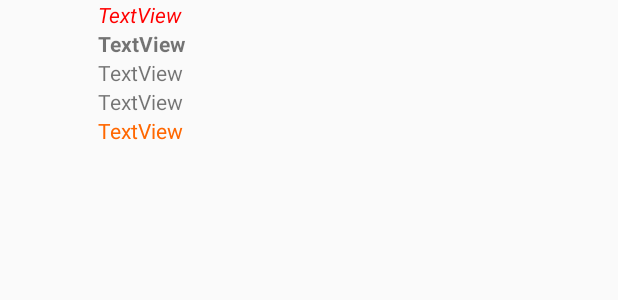
After one commit to marcosrole/SCRMAndroid, an Android app: the layout six_line_alarma.xml on its own in the app's theme, with its tools: preview values and no code run, on a phone screen of 412 x 824 dp. The commit adds this screen. Shown: the top 300 px of the screen. Run offline under Robolectric (Android 15) with nearby library versions, the phone set to English and light mode, and no system bars.

Commit message:
Lista de alarmas solucionado

```diff
--- /dev/null
+++ b/app/src/main/res/layout/six_line_alarma.xml
@@ -0,0 +1,75 @@
+<?xml version="1.0" encoding="utf-8"?>
+<LinearLayout xmlns:android="http://schemas.android.com/apk/res/android"
+    xmlns:app="http://schemas.android.com/apk/res-auto"
+    android:orientation="vertical" android:layout_width="match_parent"
+
+    android:layout_height="match_parent">
+
+
+    <LinearLayout
+        android:orientation="horizontal"
+        android:layout_width="match_parent"
+        android:layout_height="match_parent">
+
+        <LinearLayout
+            android:orientation="vertical"
+            android:layout_width="65dp"
+            android:layout_height="100dp"
+            android:weightSum="1">
+
+            <ImageView
+                android:layout_width="50dp"
+                android:layout_height="50dp"
+                android:id="@+id/imgIzquierdaAlarma"
+                android:layout_marginTop="20dp"
+                android:layout_marginLeft="5dp"
+                android:layout_marginRight="5dp"
+                android:scaleType="fitXY"
+                 />
+        </LinearLayout>
+
+        <LinearLayout
+            android:orientation="vertical"
+            android:layout_width="206dp"
+            android:layout_height="wrap_content">
+
+            <TextView
+                android:id="@+id/linea_a_6"
+                android:layout_width="match_parent"
+                android:layout_height="wrap_content"
+                android:text="TextView"
+                android:textColor="#ff0000"
+                android:textStyle="italic" />
+
+            <TextView
+                android:id="@+id/linea_b_6"
+                android:layout_width="match_parent"
+                android:layout_height="wrap_content"
+                android:text="TextView"
+                android:textStyle="bold" />
+
+            <TextView
+                android:id="@+id/linea_c_6"
+                android:layout_width="match_parent"
+                android:layout_height="wrap_content"
+                android:text="TextView" />
+
+            <TextView
+                android:id="@+id/linea_d_6"
+                android:layout_width="match_parent"
+                android:layout_height="wrap_content"
+                android:text="TextView" />
+
+            <TextView
+                android:id="@+id/linea_e_6"
+                android:layout_width="match_parent"
+                android:layout_height="wrap_content"
+                android:textColor="#ff6700"
+                android:text="TextView" />
+
+        </LinearLayout>
+
+    </LinearLayout>
+
+
+</LinearLayout>
--- a/app/src/main/res/menu/menu_contextual.xml
+++ b/app/src/main/res/menu/menu_contextual.xml
@@ -1,5 +1,9 @@
 <?xml version="1.0" encoding="utf-8"?>
 <menu xmlns:android="http://schemas.android.com/apk/res/android">
+    <item
+        android:id="@+id/mcSolucionada"
+        android:title="Alarma solucionada">
+    </item>
     <item
         android:id="@+id/mcVerDetalle"
         android:title="@string/ver_detalle">
```
Also changed, not shown: app/src/main/java/clases/ItemAlarma.java (added, +148 -0 lines), app/src/main/java/marcos/scrm/AlarmaActivity.java (+176 -60 lines), app/src/main/res/drawable/alert.jpg (added), app/src/main/res/drawable/alert35.png (added), app/src/main/res/drawable/alert46.png (added), app/src/main/res/drawable/checkverde.png (added), app/src/main/res/drawable/ok46.png (added).
